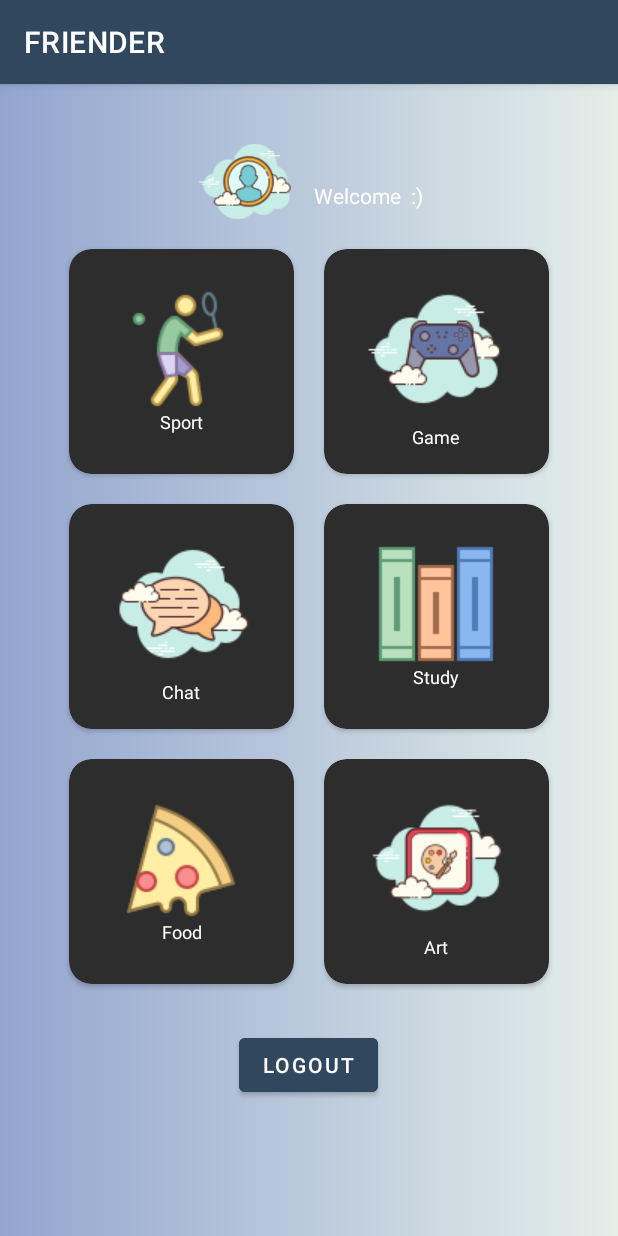
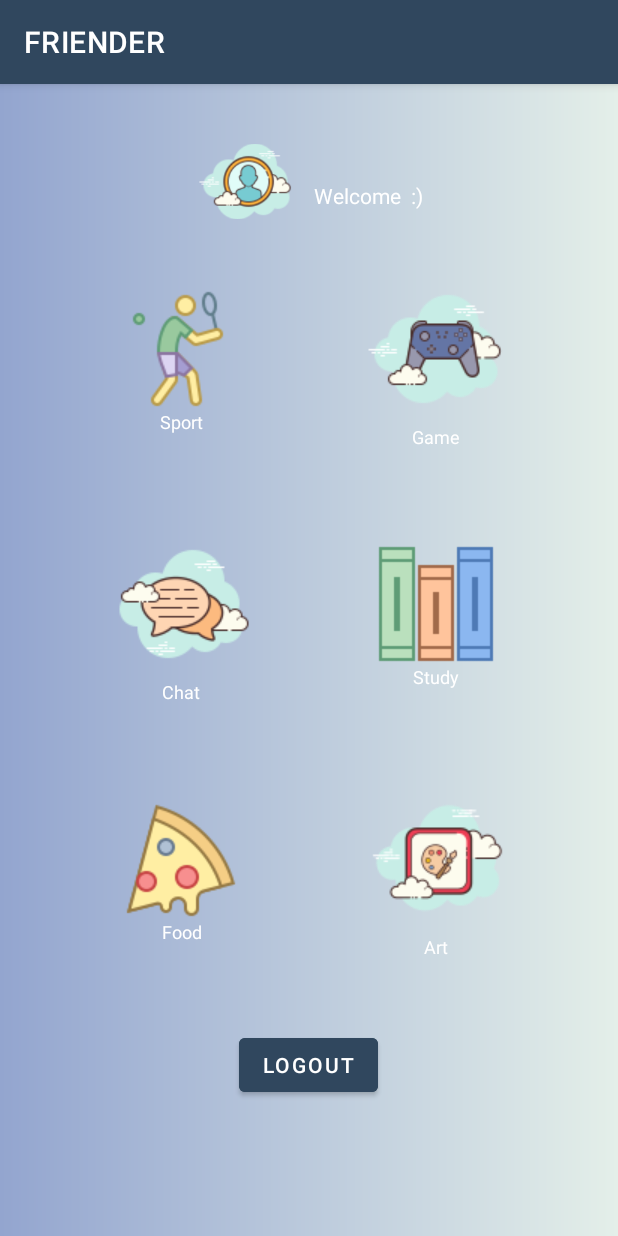
Before and after one commit to serifeturksever/FRIENDER, an Android app: the screen it shows after launch once a user with an empty profile is signed in (MainActivity), on a phone screen of 412 x 824 dp. Run offline under Robolectric (Android 15) with nearby library versions, the phone set to English and light mode, and no system bars; our stand-ins replace Firebase (no records; nobody signed in at launch, a user with empty details on screens opened directly).

Commit message:
yeni tasarım

```diff
--- a/app/src/main/res/layout/activity_main.xml
+++ b/app/src/main/res/layout/activity_main.xml
@@ -71,7 +71,8 @@
                     android:layout_height="150dp"
                     android:layout_margin="10dp"
                     android:onClick="cardActivity"
-                    app:cardBackgroundColor="#2D2D2D"
+                    app:cardElevation="0dp"
+                    app:cardBackgroundColor="@android:color/transparent"
                     app:cardCornerRadius="15dp">
 
                     <LinearLayout
@@ -104,7 +105,8 @@
                     android:layout_height="150dp"
                     android:layout_margin="10dp"
                     android:onClick="cardActivity"
-                    app:cardBackgroundColor="#2D2D2D"
+                    app:cardElevation="0dp"
+                    app:cardBackgroundColor="@android:color/transparent"
                     app:cardCornerRadius="15dp">
 
                     <LinearLayout
@@ -147,7 +149,8 @@
                     android:layout_height="150dp"
                     android:layout_margin="10dp"
                     android:onClick="cardActivity"
-                    app:cardBackgroundColor="#2D2D2D"
+                    app:cardElevation="0dp"
+                    app:cardBackgroundColor="@android:color/transparent"
                     app:cardCornerRadius="15dp">
 
 
@@ -181,7 +184,8 @@
                     android:layout_height="150dp"
                     android:layout_margin="10dp"
                     android:onClick="cardActivity"
-                    app:cardBackgroundColor="#2D2D2D"
+                    app:cardElevation="0dp"
+                    app:cardBackgroundColor="@android:color/transparent"
                     app:cardCornerRadius="15dp">
 
 
@@ -222,7 +226,8 @@
                     android:layout_height="150dp"
                     android:layout_margin="10dp"
                     android:onClick="cardActivity"
-                    app:cardBackgroundColor="#2D2D2D"
+                    app:cardElevation="0dp"
+                    app:cardBackgroundColor="@android:color/transparent"
                     app:cardCornerRadius="15dp">
                     >
 
@@ -256,8 +261,9 @@
                     android:layout_height="150dp"
                     android:layout_margin="10dp"
                     android:onClick="cardActivity"
-                    app:cardBackgroundColor="#2D2D2D"
-                    app:cardCornerRadius="15dp">
+                    app:cardBackgroundColor="@android:color/transparent"
+                    app:cardCornerRadius="15dp"
+                    app:cardElevation="0dp">
 
                     <LinearLayout
                         android:layout_width="wrap_content"
```
